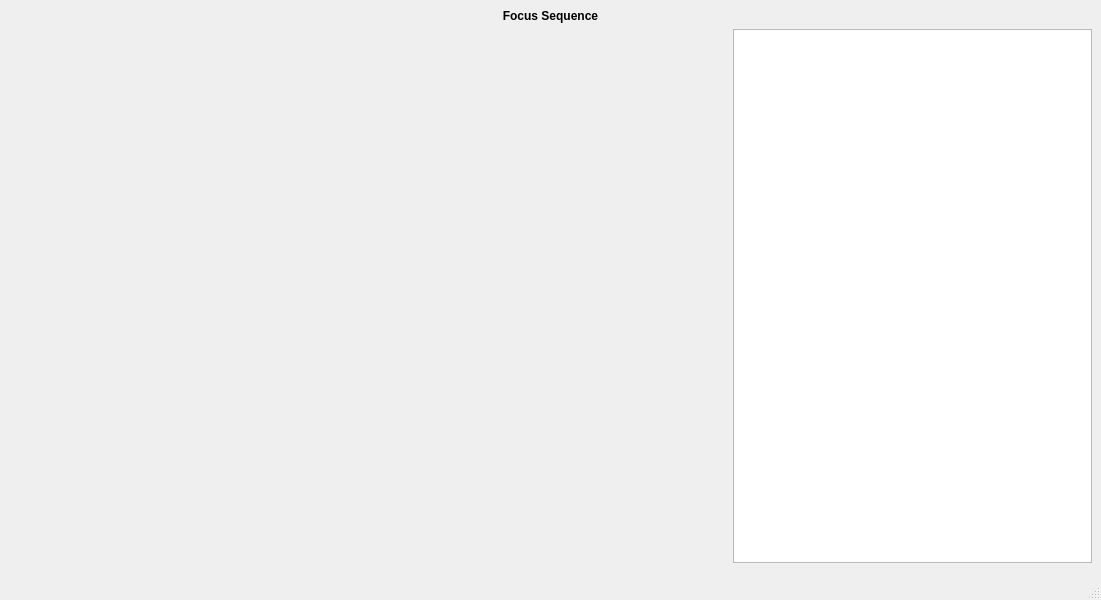
This is guis/ui/focus.ui in janis-hag/kalao-ics as Qt 5 draws it before an edit. The edited form follows.
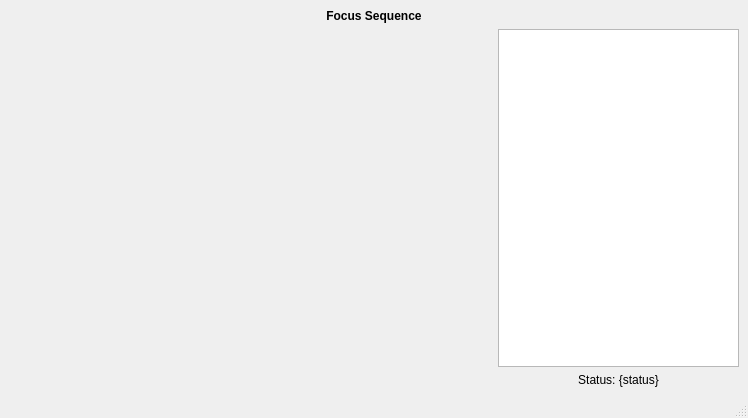
This is the edited form. Custom widgets are drawn as their Qt base class.

```diff
--- a/guis/ui/focus.ui
+++ b/guis/ui/focus.ui
@@ -6,8 +6,8 @@
    <rect>
     <x>0</x>
     <y>0</y>
-    <width>1101</width>
-    <height>600</height>
+    <width>748</width>
+    <height>418</height>
    </rect>
   </property>
   <property name="windowTitle">
@@ -36,6 +36,16 @@
     <item row="1" column="0" rowspan="2">
      <layout class="QGridLayout" name="sequence_layout"/>
     </item>
+    <item row="2" column="1">
+     <widget class="KLabel" name="status_label">
+      <property name="text">
+       <string>Status: {status}</string>
+      </property>
+      <property name="alignment">
+       <set>Qt::AlignCenter</set>
+      </property>
+     </widget>
+    </item>
    </layout>
   </widget>
   <widget class="QMenuBar" name="menubar">
@@ -56,6 +66,11 @@
    <extends>QGraphicsView</extends>
    <header>kalao</header>
   </customwidget>
+  <customwidget>
+   <class>KLabel</class>
+   <extends>QLabel</extends>
+   <header>kalao</header>
+  </customwidget>
  </customwidgets>
  <resources/>
  <connections/>
```
Left out of the diff: 4 changed lines with no effect on the pictures.
